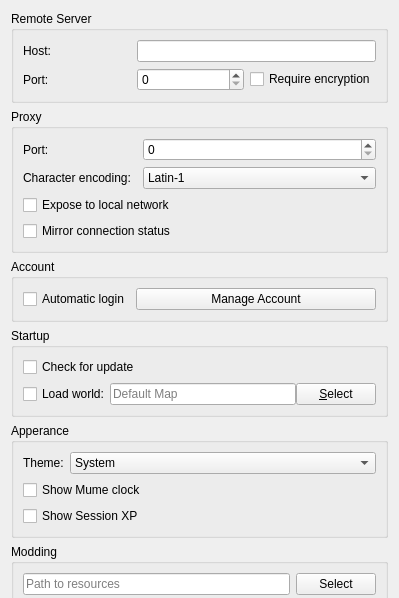
The window that src/preferences/generalpage.ui (MUME/MMapper) describes before a commit, drawn with Qt 5; both pictures show x 0 to 399 and y 0 to 598 of the 399 by 1093 pixel window.
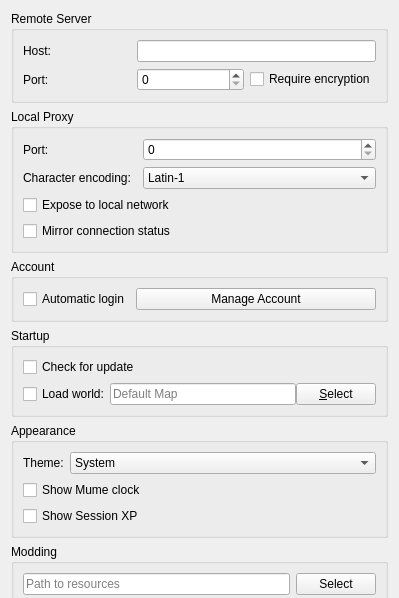
The same window after the commit.

```diff
--- a/src/preferences/generalpage.ui
+++ b/src/preferences/generalpage.ui
@@ -99,7 +99,7 @@
    <item row="4" column="0">
     <widget class="QGroupBox" name="groupBox_statusbar">
      <property name="title">
-      <string>Apperance</string>
+      <string>Appearance</string>
      </property>
      <layout class="QGridLayout" name="gridLayout_4">
       <property name="bottomMargin">
@@ -169,7 +169,7 @@
    <item row="1" column="0">
     <widget class="QGroupBox" name="groupBox_4">
      <property name="title">
-      <string>Proxy</string>
+      <string>Local Proxy</string>
      </property>
      <layout class="QGridLayout" name="gridLayout_7">
       <item row="0" column="0">
```
